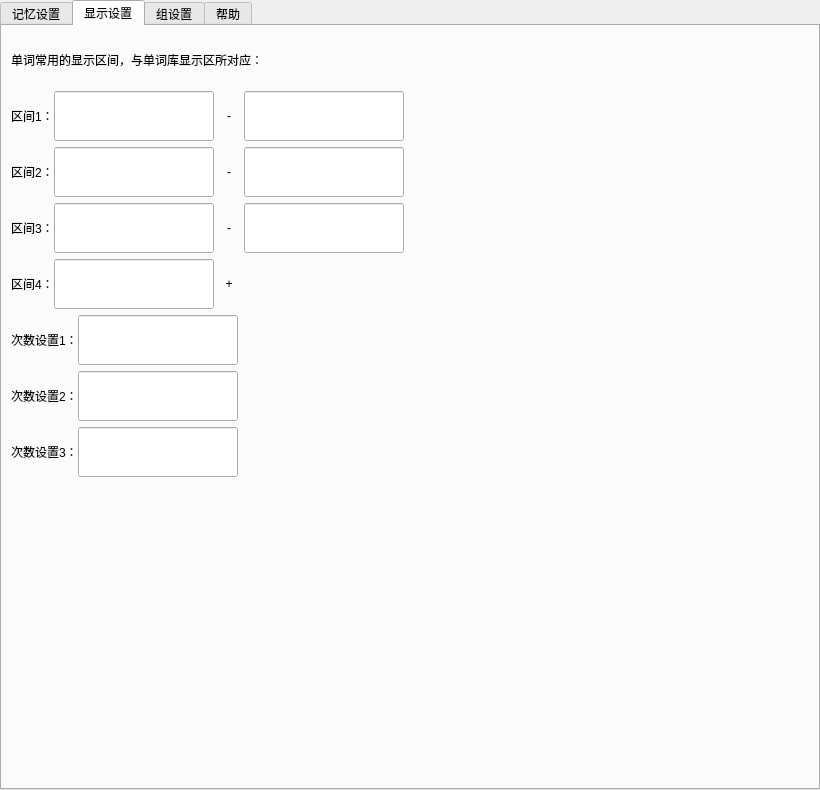
The window that src/widget/wordsettingwidget.ui (CongXue0/WordTerminator) describes before a commit, drawn with Qt 5.
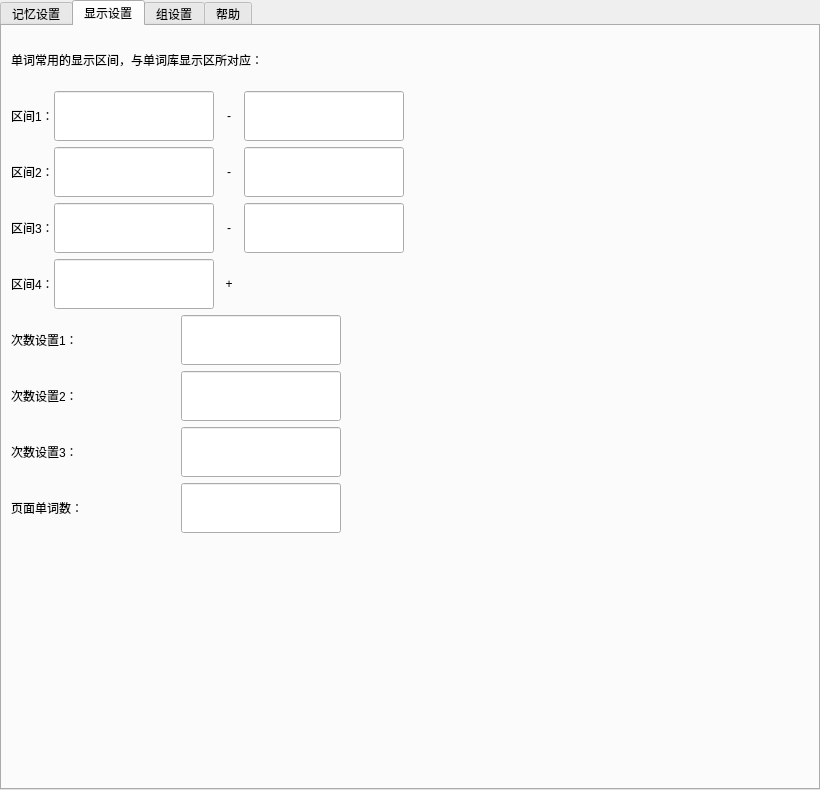
The same window after the commit. The open tabs and pages were chosen to show the change.

```diff
--- a/src/widget/wordsettingwidget.ui
+++ b/src/widget/wordsettingwidget.ui
@@ -941,6 +941,12 @@
          </property>
          <item>
           <widget class="QLabel" name="label_timesSet1">
+           <property name="minimumSize">
+            <size>
+             <width>170</width>
+             <height>0</height>
+            </size>
+           </property>
            <property name="text">
             <string>次数设置1：</string>
            </property>
@@ -990,6 +996,12 @@
          </property>
          <item>
           <widget class="QLabel" name="label_timesSet2">
+           <property name="minimumSize">
+            <size>
+             <width>170</width>
+             <height>0</height>
+            </size>
+           </property>
            <property name="text">
             <string>次数设置2：</string>
            </property>
@@ -1039,6 +1051,12 @@
          </property>
          <item>
           <widget class="QLabel" name="label_timesSet3">
+           <property name="minimumSize">
+            <size>
+             <width>170</width>
+             <height>0</height>
+            </size>
+           </property>
            <property name="text">
             <string>次数设置3：</string>
            </property>
@@ -1081,6 +1099,61 @@
          </item>
         </layout>
        </item>
+       <item>
+        <layout class="QHBoxLayout" name="horizontalLayout_14">
+         <property name="spacing">
+          <number>0</number>
+         </property>
+         <item>
+          <widget class="QLabel" name="label_pageVolume">
+           <property name="minimumSize">
+            <size>
+             <width>170</width>
+             <height>0</height>
+            </size>
+           </property>
+           <property name="text">
+            <string>页面单词数：</string>
+           </property>
+          </widget>
+         </item>
+         <item>
+          <widget class="QLineEdit" name="lineEdit_pageVolume">
+           <property name="sizePolicy">
+            <sizepolicy hsizetype="Preferred" vsizetype="Fixed">
+             <horstretch>0</horstretch>
+             <verstretch>0</verstretch>
+            </sizepolicy>
+           </property>
+           <property name="minimumSize">
+            <size>
+             <width>160</width>
+             <height>50</height>
+            </size>
+           </property>
+           <property name="maximumSize">
+            <size>
+             <width>160</width>
+             <height>16777215</height>
+            </size>
+           </property>
+          </widget>
+         </item>
+         <item>
+          <spacer name="horizontalSpacer_16">
+           <property name="orientation">
+            <enum>Qt::Horizontal</enum>
+           </property>
+           <property name="sizeHint" stdset="0">
+            <size>
+             <width>40</width>
+             <height>20</height>
+            </size>
+           </property>
+          </spacer>
+         </item>
+        </layout>
+       </item>
        <item>
         <spacer name="verticalSpacer_2">
          <property name="orientation">
```
Left out of the diff: 2 changed lines with no effect on the pictures.
